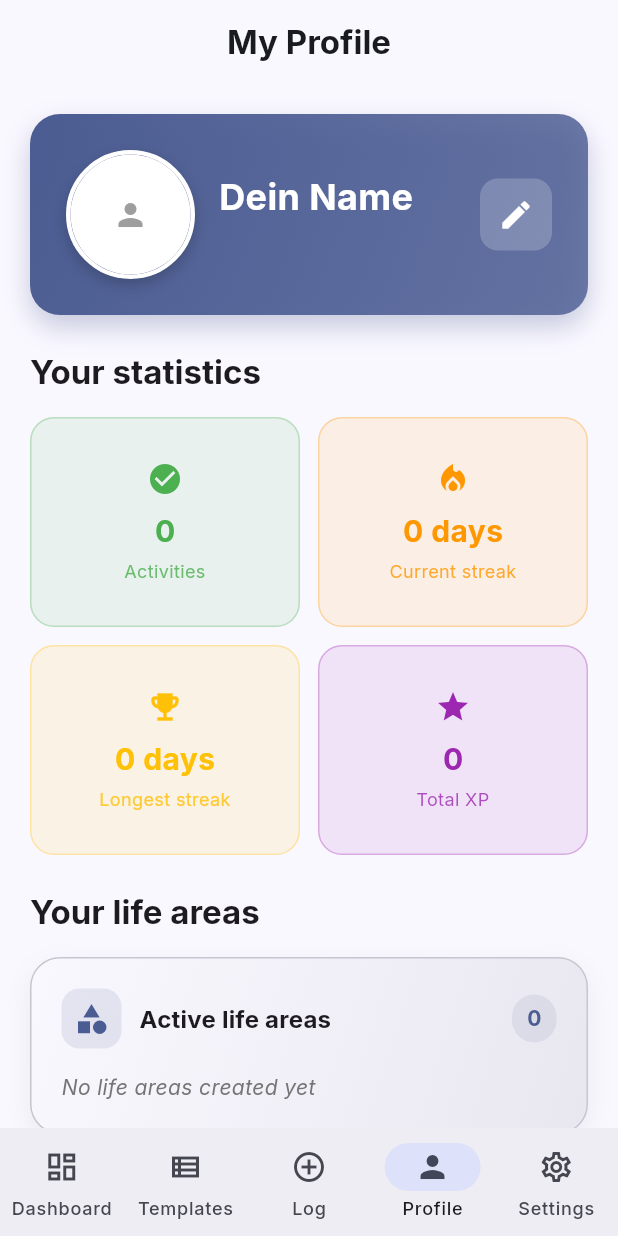
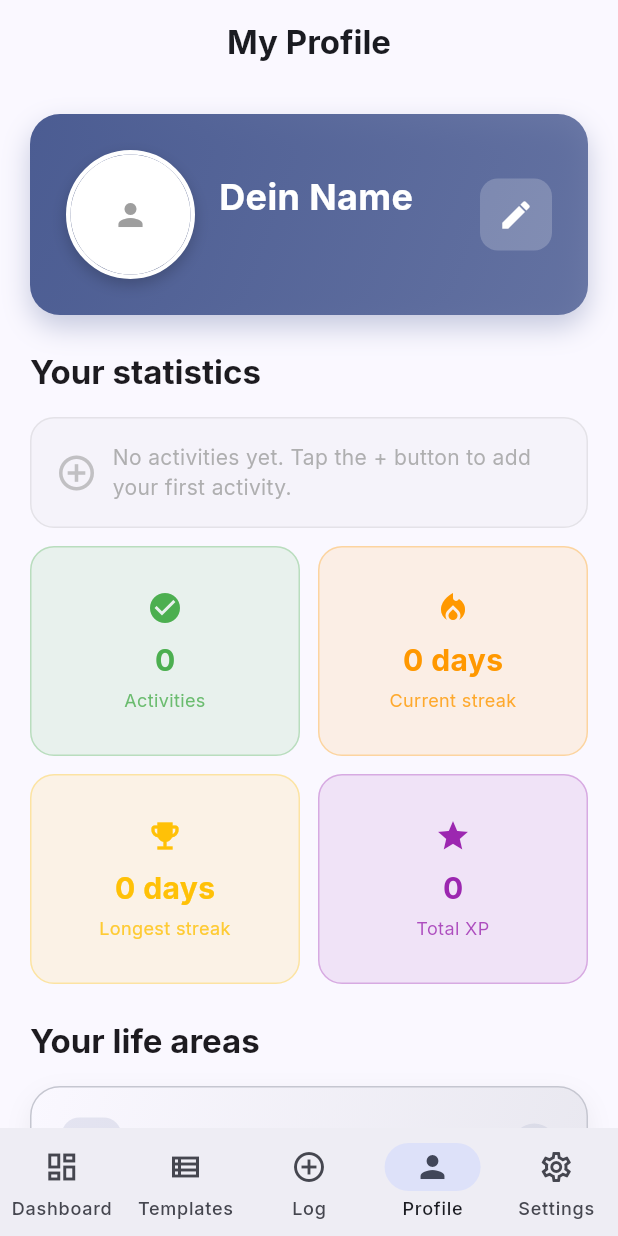
Before and after one commit to LucaMucre/progresso, a Flutter app: the screen it shows once a user with an empty profile is signed in, item 4 of the bottom bar chosen, on a phone screen of 412 x 824 dp. Run offline on Flutter 3.47's test engine with Material 3 defaults, Android fonts, the phone set to English and light mode, and no system bars; our stand-ins replace cached_network_image, flutter_dotenv, flutter_image_compress, flutter_riverpod, freezed_annotation, google_fonts and 5 more; missing offline and left inert: dart:html, flutter_quill; accounts and stored records are empty; generated files the repository leaves out were written again; network calls fail; statements that could not run were skipped.

Commit message:
UX: add empty-state banner on profile when no activities; legal pages verified

```diff
--- a/lib/profile_page.dart
+++ b/lib/profile_page.dart
@@ -856,6 +856,28 @@ class _ProfilePageState extends State<ProfilePage> {
               ),
             ),
             const SizedBox(height: 16),
+            if (_totalActions == 0)
+              Container(
+                margin: const EdgeInsets.only(bottom: 12),
+                padding: const EdgeInsets.all(16),
+                decoration: BoxDecoration(
+                  color: Colors.grey.withOpacity(0.05),
+                  borderRadius: BorderRadius.circular(16),
+                  border: Border.all(color: Colors.grey.withOpacity(0.2)),
+                ),
+                child: Row(
+                  children: [
+                    Icon(Icons.add_circle_outline, size: 28, color: Colors.grey.withOpacity(0.6)),
+                    const SizedBox(width: 10),
+                    Expanded(
+                      child: Text(
+                        'No activities yet. Tap the + button to add your first activity.',
+                        style: Theme.of(context).textTheme.bodyMedium?.copyWith(color: Colors.grey.withOpacity(0.8)),
+                      ),
+                    ),
+                  ],
+                ),
+              ),
             LayoutBuilder(
               builder: (context, constraints) {
                 final width = constraints.maxWidth;
```
